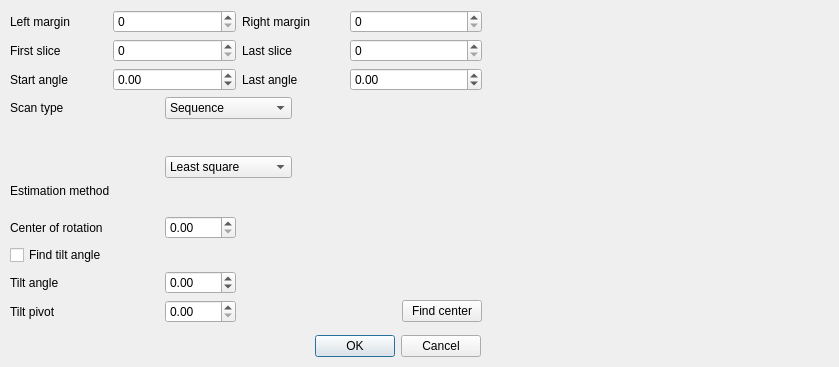
Above: src/muhrec3/configuregeometrydialog.ui from neutronimaging/imagingsuite before the change. Below: the same form after it.
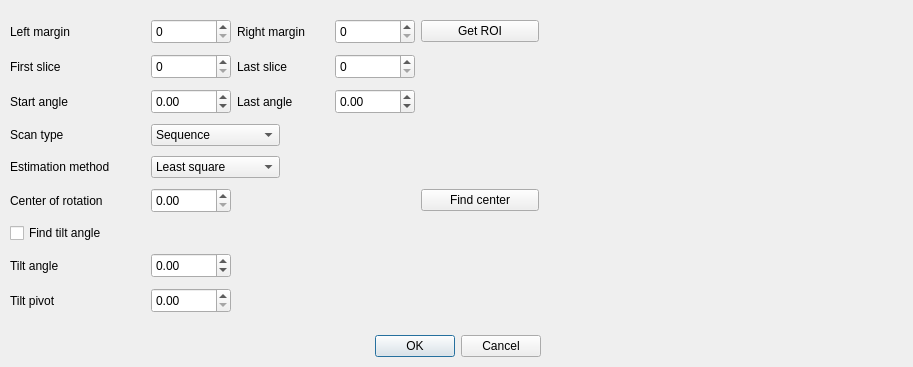
That is the form after the change. Custom widgets are drawn as their Qt base class.

Diff of the .ui file:
```diff
--- a/src/muhrec3/configuregeometrydialog.ui
+++ b/src/muhrec3/configuregeometrydialog.ui
@@ -6,7 +6,7 @@
    <rect>
     <x>0</x>
     <y>0</y>
-    <width>839</width>
+    <width>913</width>
     <height>367</height>
    </rect>
   </property>
@@ -16,7 +16,7 @@
   <widget class="QDialogButtonBox" name="buttonBox">
    <property name="geometry">
     <rect>
-     <x>140</x>
+     <x>200</x>
      <y>330</y>
      <width>341</width>
      <height>32</height>
@@ -32,20 +32,20 @@
   <widget class="QtAddons::ImageViewerWidget" name="viewerProjection" native="true">
    <property name="geometry">
     <rect>
-     <x>496</x>
-     <y>11</y>
-     <width>331</width>
-     <height>314</height>
+     <x>558</x>
+     <y>15</y>
+     <width>351</width>
+     <height>302</height>
     </rect>
    </property>
   </widget>
-  <widget class="QWidget" name="layoutWidget">
+  <widget class="QWidget" name="">
    <property name="geometry">
     <rect>
      <x>10</x>
-     <y>10</y>
-     <width>472</width>
-     <height>313</height>
+     <y>15</y>
+     <width>529</width>
+     <height>307</height>
     </rect>
    </property>
    <layout class="QGridLayout" name="gridLayout">
@@ -56,8 +56,27 @@
       </property>
      </widget>
     </item>
-    <item row="0" column="1" colspan="2">
+    <item row="0" column="1">
+     <spacer name="horizontalSpacer_5">
+      <property name="orientation">
+       <enum>Qt::Horizontal</enum>
+      </property>
+      <property name="sizeHint" stdset="0">
+       <size>
+        <width>38</width>
+        <height>20</height>
+       </size>
+      </property>
+     </spacer>
+    </item>
+    <item row="0" column="2">
      <widget class="QSpinBox" name="spinMarginLeft">
+      <property name="minimumSize">
+       <size>
+        <width>80</width>
+        <height>25</height>
+       </size>
+      </property>
       <property name="maximum">
        <number>9999</number>
       </property>
@@ -70,13 +89,32 @@
       </property>
      </widget>
     </item>
-    <item row="0" column="5" colspan="2">
+    <item row="0" column="5">
      <widget class="QSpinBox" name="spinMarginRight">
+      <property name="minimumSize">
+       <size>
+        <width>80</width>
+        <height>25</height>
+       </size>
+      </property>
       <property name="maximum">
        <number>9999</number>
       </property>
      </widget>
     </item>
+    <item row="0" column="6">
+     <widget class="QPushButton" name="buttonGetROI">
+      <property name="minimumSize">
+       <size>
+        <width>110</width>
+        <height>0</height>
+       </size>
+      </property>
+      <property name="text">
+       <string>Get ROI</string>
+      </property>
+     </widget>
+    </item>
     <item row="1" column="0">
      <widget class="QLabel" name="label_3">
       <property name="text">
@@ -84,27 +122,65 @@
       </property>
      </widget>
     </item>
-    <item row="1" column="1" colspan="2">
+    <item row="1" column="1">
+     <spacer name="horizontalSpacer_10">
+      <property name="orientation">
+       <enum>Qt::Horizontal</enum>
+      </property>
+      <property name="sizeHint" stdset="0">
+       <size>
+        <width>38</width>
+        <height>20</height>
+       </size>
+      </property>
+     </spacer>
+    </item>
+    <item row="1" column="2">
      <widget class="QSpinBox" name="spinSliceFirst">
+      <property name="minimumSize">
+       <size>
+        <width>80</width>
+        <height>25</height>
+       </size>
+      </property>
       <property name="maximum">
        <number>9999</number>
       </property>
      </widget>
     </item>
-    <item row="1" column="3">
+    <item row="1" column="3" colspan="2">
      <widget class="QLabel" name="label_4">
       <property name="text">
        <string>Last slice</string>
       </property>
      </widget>
     </item>
-    <item row="1" column="5" colspan="2">
+    <item row="1" column="5">
      <widget class="QSpinBox" name="spinSliceLast">
+      <property name="minimumSize">
+       <size>
+        <width>80</width>
+        <height>25</height>
+       </size>
+      </property>
       <property name="maximum">
        <number>9999</number>
       </property>
      </widget>
     </item>
+    <item row="1" column="6">
+     <spacer name="horizontalSpacer">
+      <property name="orientation">
+       <enum>Qt::Horizontal</enum>
+      </property>
+      <property name="sizeHint" stdset="0">
+       <size>
+        <width>98</width>
+        <height>20</height>
+       </size>
+      </property>
+     </spacer>
+    </item>
     <item row="2" column="0">
      <widget class="QLabel" name="label_6">
       <property name="text">
@@ -112,8 +188,27 @@
       </property>
      </widget>
     </item>
-    <item row="2" column="1" colspan="2">
+    <item row="2" column="1">
+     <spacer name="horizontalSpacer_11">
+      <property name="orientation">
+       <enum>Qt::Horizontal</enum>
+      </property>
+      <property name="sizeHint" stdset="0">
+       <size>
+        <width>38</width>
+        <height>20</height>
+       </size>
+      </property>
+     </spacer>
+    </item>
+    <item row="2" column="2">
      <widget class="QDoubleSpinBox" name="dspinAngleFirst">
+      <property name="minimumSize">
+       <size>
+        <width>80</width>
+        <height>25</height>
+       </size>
+      </property>
       <property name="minimum">
        <double>-720.000000000000000</double>
       </property>
@@ -129,8 +224,14 @@
       </property>
      </widget>
     </item>
-    <item row="2" column="5" colspan="2">
+    <item row="2" column="5">
      <widget class="QDoubleSpinBox" name="dspinAngleLast">
+      <property name="minimumSize">
+       <size>
+        <width>80</width>
+        <height>25</height>
+       </size>
+      </property>
       <property name="minimum">
        <double>-720.000000000000000</double>
       </property>
@@ -139,6 +240,19 @@
       </property>
      </widget>
     </item>
+    <item row="2" column="6">
+     <spacer name="horizontalSpacer_3">
+      <property name="orientation">
+       <enum>Qt::Horizontal</enum>
+      </property>
+      <property name="sizeHint" stdset="0">
+       <size>
+        <width>98</width>
+        <height>20</height>
+       </size>
+      </property>
+     </spacer>
+    </item>
     <item row="3" column="0">
      <widget class="QLabel" name="label_5">
       <property name="text">
@@ -160,20 +274,27 @@
       </item>
      </widget>
     </item>
-    <item row="3" column="4" rowspan="2" colspan="3">
+    <item row="3" column="4" colspan="3">
      <spacer name="horizontalSpacer_9">
       <property name="orientation">
        <enum>Qt::Horizontal</enum>
       </property>
       <property name="sizeHint" stdset="0">
        <size>
-        <width>168</width>
+        <width>238</width>
         <height>20</height>
        </size>
       </property>
      </spacer>
     </item>
-    <item row="4" column="2" rowspan="2" colspan="2">
+    <item row="4" column="0" colspan="2">
+     <widget class="QLabel" name="label_11">
+      <property name="text">
+       <string>Estimation method</string>
+      </property>
+     </widget>
+    </item>
+    <item row="4" column="2" colspan="2">
      <widget class="QComboBox" name="comboEstimatationMethod">
       <item>
        <property name="text">
@@ -187,35 +308,34 @@
       </item>
      </widget>
     </item>
-    <item row="5" column="0" colspan="2">
-     <widget class="QLabel" name="label_11">
-      <property name="text">
-       <string>Estimation method</string>
-      </property>
-     </widget>
-    </item>
-    <item row="5" column="4" colspan="3">
+    <item row="4" column="4" colspan="3">
      <spacer name="horizontalSpacer_7">
       <property name="orientation">
        <enum>Qt::Horizontal</enum>
       </property>
       <property name="sizeHint" stdset="0">
        <size>
-        <width>158</width>
+        <width>238</width>
         <height>20</height>
        </size>
       </property>
      </spacer>
     </item>
-    <item row="6" column="0" colspan="2">
+    <item row="5" column="0" colspan="2">
      <widget class="QLabel" name="label_8">
       <property name="text">
        <string>Center of rotation</string>
       </property>
      </widget>
     </item>
-    <item row="6" column="2">
+    <item row="5" column="2">
      <widget class="QDoubleSpinBox" name="dspinCenterRotation">
+      <property name="minimumSize">
+       <size>
+        <width>80</width>
+        <height>25</height>
+       </size>
+      </property>
       <property name="maximum">
        <double>9999.000000000000000</double>
       </property>
@@ -224,48 +344,80 @@
       </property>
      </widget>
     </item>
-    <item row="6" column="3" colspan="4">
+    <item row="5" column="3" colspan="3">
      <spacer name="horizontalSpacer_2">
       <property name="orientation">
        <enum>Qt::Horizontal</enum>
       </property>
       <property name="sizeHint" stdset="0">
        <size>
-        <width>228</width>
+        <width>178</width>
         <height>20</height>
        </size>
       </property>
      </spacer>
     </item>
-    <item row="7" column="0">
+    <item row="5" column="6">
+     <widget class="QPushButton" name="buttonFindCenter">
+      <property name="minimumSize">
+       <size>
+        <width>110</width>
+        <height>0</height>
+       </size>
+      </property>
+      <property name="text">
+       <string>Find center</string>
+      </property>
+     </widget>
+    </item>
+    <item row="6" column="0" colspan="2">
      <widget class="QCheckBox" name="checkUseTilt">
       <property name="text">
        <string>Find tilt angle</string>
       </property>
      </widget>
     </item>
-    <item row="7" column="2" colspan="5">
+    <item row="6" column="2" colspan="5">
      <spacer name="horizontalSpacer_8">
       <property name="orientation">
        <enum>Qt::Horizontal</enum>
       </property>
       <property name="sizeHint" stdset="0">
        <size>
-        <width>298</width>
+        <width>388</width>
         <height>20</height>
        </size>
       </property>
      </spacer>
     </item>
-    <item row="8" column="0">
+    <item row="7" column="0">
      <widget class="QLabel" name="labelTiltAngle">
       <property name="text">
        <string>Tilt angle</string>
       </property>
      </widget>
     </item>
-    <item row="8" column="2">
+    <item row="7" column="1">
+     <spacer name="horizontalSpacer_12">
+      <property name="orientation">
+       <enum>Qt::Horizontal</enum>
+      </property>
+      <property name="sizeHint" stdset="0">
+       <size>
+        <width>40</width>
+        <height>20</height>
+       </size>
+      </property>
+     </spacer>
+    </item>
+    <item row="7" column="2">
      <widget class="QDoubleSpinBox" name="dspinTiltAngle">
+      <property name="minimumSize">
+       <size>
+        <width>80</width>
+        <height>25</height>
+       </size>
+      </property>
       <property name="minimum">
        <double>-10.000000000000000</double>
       </property>
@@ -277,49 +429,62 @@
       </property>
      </widget>
     </item>
-    <item row="8" column="3" colspan="4">
+    <item row="7" column="3" colspan="4">
      <spacer name="horizontalSpacer_4">
       <property name="orientation">
        <enum>Qt::Horizontal</enum>
       </property>
       <property name="sizeHint" stdset="0">
        <size>
-        <width>228</width>
+        <width>298</width>
         <height>20</height>
        </size>
       </property>
      </spacer>
     </item>
-    <item row="9" column="0">
+    <item row="8" column="0">
      <widget class="QLabel" name="labelTiltPivot">
       <property name="text">
        <string>Tilt pivot</string>
       </property>
      </widget>
     </item>
-    <item row="9" column="3" colspan="3">
+    <item row="8" column="1">
+     <spacer name="horizontalSpacer_13">
+      <property name="orientation">
+       <enum>Qt::Horizontal</enum>
+      </property>
+      <property name="sizeHint" stdset="0">
+       <size>
+        <width>40</width>
+        <height>20</height>
+       </size>
+      </property>
+     </spacer>
+    </item>
+    <item row="8" column="2">
+     <widget class="QDoubleSpinBox" name="dspinTiltPivot">
+      <property name="minimumSize">
+       <size>
+        <width>80</width>
+        <height>25</height>
+       </size>
+      </property>
+     </widget>
+    </item>
+    <item row="8" column="3" colspan="4">
      <spacer name="horizontalSpacer_6">
       <property name="orientation">
        <enum>Qt::Horizontal</enum>
       </property>
       <property name="sizeHint" stdset="0">
        <size>
-        <width>128</width>
+        <width>298</width>
         <height>20</height>
        </size>
       </property>
      </spacer>
     </item>
-    <item row="9" column="6">
-     <widget class="QPushButton" name="buttonFindCenter">
-      <property name="text">
-       <string>Find center</string>
-      </property>
-     </widget>
-    </item>
-    <item row="9" column="2">
-     <widget class="QDoubleSpinBox" name="dspinTiltPivot"/>
-    </item>
    </layout>
   </widget>
  </widget>
```
